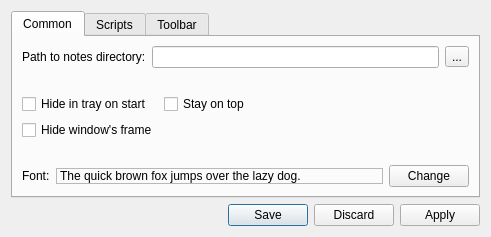
This is trunk/znotes/configdialog.ui in rgfernandes/qtdesktop as Qt 5 draws it before an edit. The edited form follows.
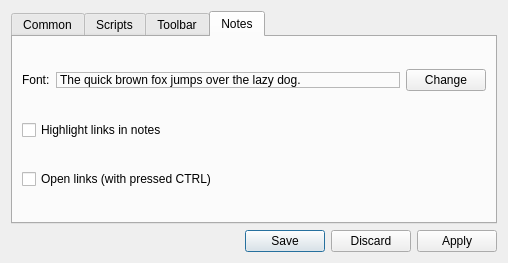
This is the edited form. The open tabs and pages were chosen to show the change. Icons and pictures are not drawn.

Commit message: zNotes 0.4.0 realize

What changed in the file:
```diff
--- a/trunk/znotes/configdialog.ui
+++ b/trunk/znotes/configdialog.ui
@@ -6,8 +6,8 @@
    <rect>
     <x>0</x>
     <y>0</y>
-    <width>491</width>
-    <height>237</height>
+    <width>508</width>
+    <height>263</height>
    </rect>
   </property>
   <property name="windowTitle">
@@ -85,46 +85,21 @@
         </layout>
        </item>
        <item>
-        <layout class="QHBoxLayout" name="horizontalLayout_2">
+        <layout class="QHBoxLayout" name="horizontalLayout_6">
          <item>
-          <widget class="QLabel" name="label_2">
-           <property name="sizePolicy">
-            <sizepolicy hsizetype="Maximum" vsizetype="Preferred">
-             <horstretch>0</horstretch>
-             <verstretch>0</verstretch>
-            </sizepolicy>
-           </property>
+          <widget class="QCheckBox" name="cb_LanguageCustom">
            <property name="text">
-            <string>Font:</string>
+            <string>Use custom language:</string>
            </property>
           </widget>
          </item>
          <item>
-          <widget class="QLabel" name="lb_FontExample">
-           <property name="sizePolicy">
-            <sizepolicy hsizetype="Preferred" vsizetype="Fixed">
-             <horstretch>0</horstretch>
-             <verstretch>0</verstretch>
-            </sizepolicy>
+          <widget class="QComboBox" name="cmb_Language">
+           <property name="enabled">
+            <bool>false</bool>
            </property>
-           <property name="frameShape">
-            <enum>QFrame::StyledPanel</enum>
-           </property>
-           <property name="text">
-            <string>The quick brown fox jumps over the lazy dog.</string>
-           </property>
-          </widget>
-         </item>
-         <item>
-          <widget class="QPushButton" name="btn_FontChange">
-           <property name="sizePolicy">
-            <sizepolicy hsizetype="Fixed" vsizetype="Fixed">
-             <horstretch>0</horstretch>
-             <verstretch>0</verstretch>
-            </sizepolicy>
-           </property>
-           <property name="text">
-            <string>Change</string>
+           <property name="insertPolicy">
+            <enum>QComboBox::InsertAlphabetically</enum>
            </property>
           </widget>
          </item>
@@ -266,6 +241,73 @@
        </item>
       </layout>
      </widget>
+     <widget class="QWidget" name="notes">
+      <attribute name="title">
+       <string>Notes</string>
+      </attribute>
+      <layout class="QVBoxLayout" name="verticalLayout_4">
+       <item>
+        <layout class="QHBoxLayout" name="horizontalLayout_2">
+         <item>
+          <widget class="QLabel" name="label_2">
+           <property name="sizePolicy">
+            <sizepolicy hsizetype="Maximum" vsizetype="Preferred">
+             <horstretch>0</horstretch>
+             <verstretch>0</verstretch>
+            </sizepolicy>
+           </property>
+           <property name="text">
+            <string>Font:</string>
+           </property>
+          </widget>
+         </item>
+         <item>
+          <widget class="QLabel" name="lb_FontExample">
+           <property name="sizePolicy">
+            <sizepolicy hsizetype="Preferred" vsizetype="Fixed">
+             <horstretch>0</horstretch>
+             <verstretch>0</verstretch>
+            </sizepolicy>
+           </property>
+           <property name="frameShape">
+            <enum>QFrame::StyledPanel</enum>
+           </property>
+           <property name="text">
+            <string>The quick brown fox jumps over the lazy dog.</string>
+           </property>
+          </widget>
+         </item>
+         <item>
+          <widget class="QPushButton" name="btn_FontChange">
+           <property name="sizePolicy">
+            <sizepolicy hsizetype="Fixed" vsizetype="Fixed">
+             <horstretch>0</horstretch>
+             <verstretch>0</verstretch>
+            </sizepolicy>
+           </property>
+           <property name="text">
+            <string>Change</string>
+           </property>
+          </widget>
+         </item>
+        </layout>
+       </item>
+       <item>
+        <widget class="QCheckBox" name="cb_NoteLinksHighlight">
+         <property name="text">
+          <string>Highlight links in notes</string>
+         </property>
+        </widget>
+       </item>
+       <item>
+        <widget class="QCheckBox" name="cb_NoteLinksOpen">
+         <property name="text">
+          <string>Open links (with pressed CTRL)</string>
+         </property>
+        </widget>
+       </item>
+      </layout>
+     </widget>
     </widget>
    </item>
    <item>
```
Left out of the diff: 19 changed lines with no effect on the pictures. The commit also changes 38 other files.
